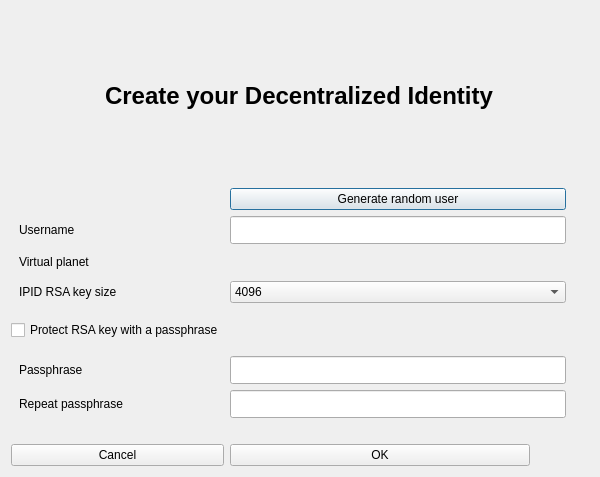
Before: the Qt Designer form galacteek/ui/profileinitdialog.ui in pinnaculum/galacteek, drawn with Qt 5.
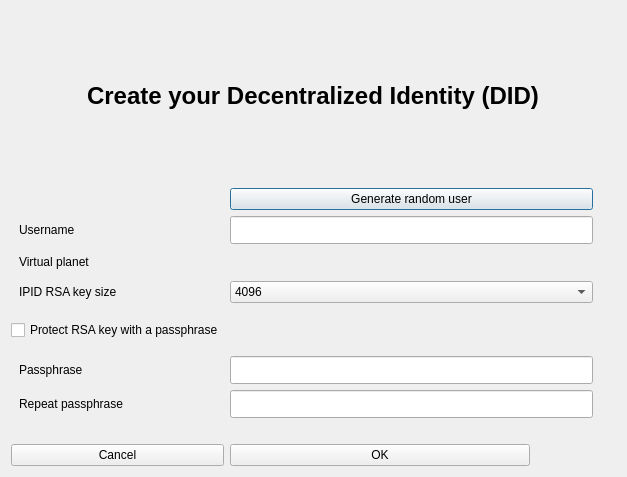
After: the same form once the commit is applied.

Commit message:
Add a welcome page, filesharing UI style ..
* Style the buttons in the filesharing UI

* encrypted chat: for now disable listing of pubsub
peers before registering the token

* Add a welcome page

```diff
--- a/galacteek/ui/profileinitdialog.ui
+++ b/galacteek/ui/profileinitdialog.ui
@@ -6,13 +6,13 @@
    <rect>
     <x>0</x>
     <y>0</y>
-    <width>600</width>
+    <width>627</width>
     <height>477</height>
    </rect>
   </property>
   <property name="maximumSize">
    <size>
-    <width>600</width>
+    <width>900</width>
     <height>16777215</height>
    </size>
   </property>
@@ -187,7 +187,7 @@
       </font>
      </property>
      <property name="text">
-      <string>&lt;html&gt;&lt;head/&gt;&lt;body&gt;&lt;p&gt;&lt;span style=&quot; font-size:18pt;&quot;&gt;Create your Decentralized Identity&lt;/span&gt;&lt;/p&gt;&lt;/body&gt;&lt;/html&gt;</string>
+      <string>&lt;html&gt;&lt;head/&gt;&lt;body&gt;&lt;p&gt;&lt;span style=&quot; font-size:18pt;&quot;&gt;Create your Decentralized Identity (DID)&lt;/span&gt;&lt;/p&gt;&lt;/body&gt;&lt;/html&gt;</string>
      </property>
      <property name="textFormat">
       <enum>Qt::RichText</enum>
```
The commit also changes 20 other files.
